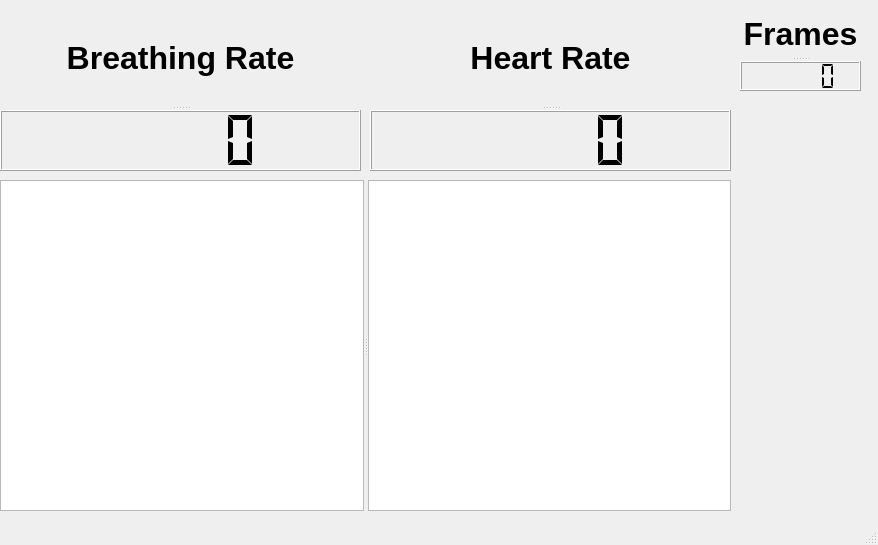
Above: LABEL.ui from asd78321/Pyvital-sign before the change. Below: the same form after it.
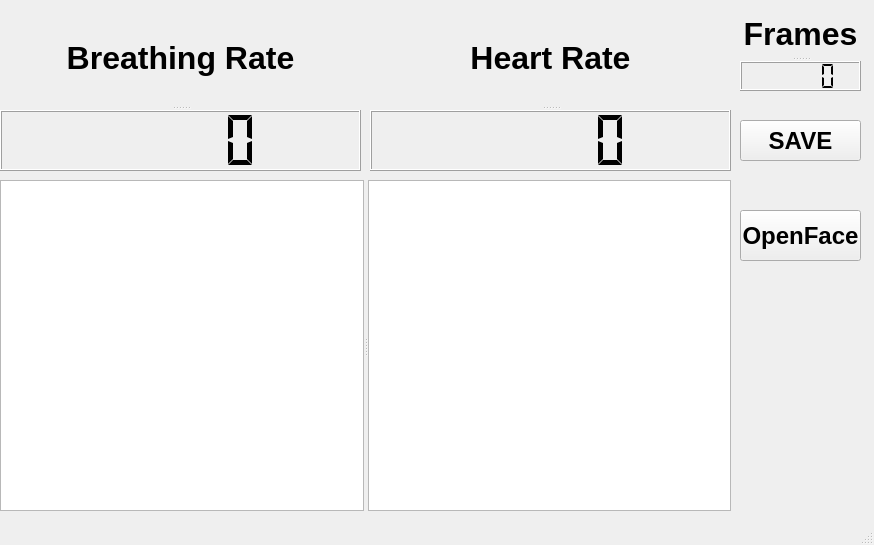
That is the form after the change. Custom widgets are drawn as their Qt base class.

Commit message: added:test.py(for backgroud saving vital-signs to *.xls) update:Qt button *2(saving and leave/do_run_movie)

Diff of the .ui file:
```diff
--- a/LABEL.ui
+++ b/LABEL.ui
@@ -9,7 +9,7 @@
    <rect>
     <x>0</x>
     <y>0</y>
-    <width>878</width>
+    <width>874</width>
     <height>545</height>
    </rect>
   </property>
@@ -190,6 +190,46 @@
      </property>
     </widget>
    </widget>
+   <widget class="QPushButton" name="pushButton">
+    <property name="geometry">
+     <rect>
+      <x>740</x>
+      <y>120</y>
+      <width>121</width>
+      <height>41</height>
+     </rect>
+    </property>
+    <property name="font">
+     <font>
+      <pointsize>18</pointsize>
+      <weight>75</weight>
+      <bold>true</bold>
+     </font>
+    </property>
+    <property name="text">
+     <string>SAVE</string>
+    </property>
+   </widget>
+   <widget class="QPushButton" name="pushButton_2">
+    <property name="geometry">
+     <rect>
+      <x>740</x>
+      <y>210</y>
+      <width>121</width>
+      <height>51</height>
+     </rect>
+    </property>
+    <property name="font">
+     <font>
+      <pointsize>18</pointsize>
+      <weight>75</weight>
+      <bold>true</bold>
+     </font>
+    </property>
+    <property name="text">
+     <string>OpenFace</string>
+    </property>
+   </widget>
   </widget>
   <widget class="QMenuBar" name="menubar">
    <property name="geometry">
```
Left out of the diff: 2 changed lines with no effect on the pictures. The commit also changes 4 other files.
